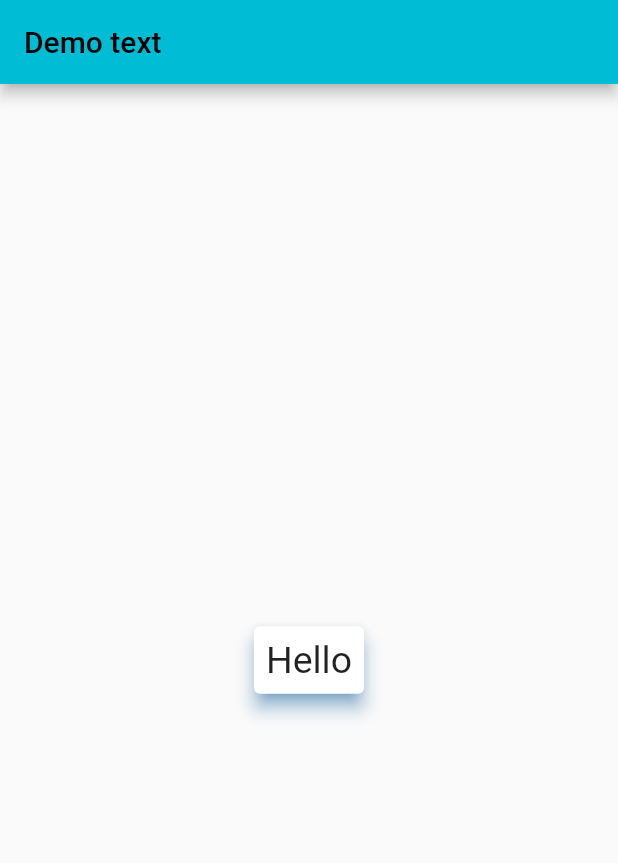
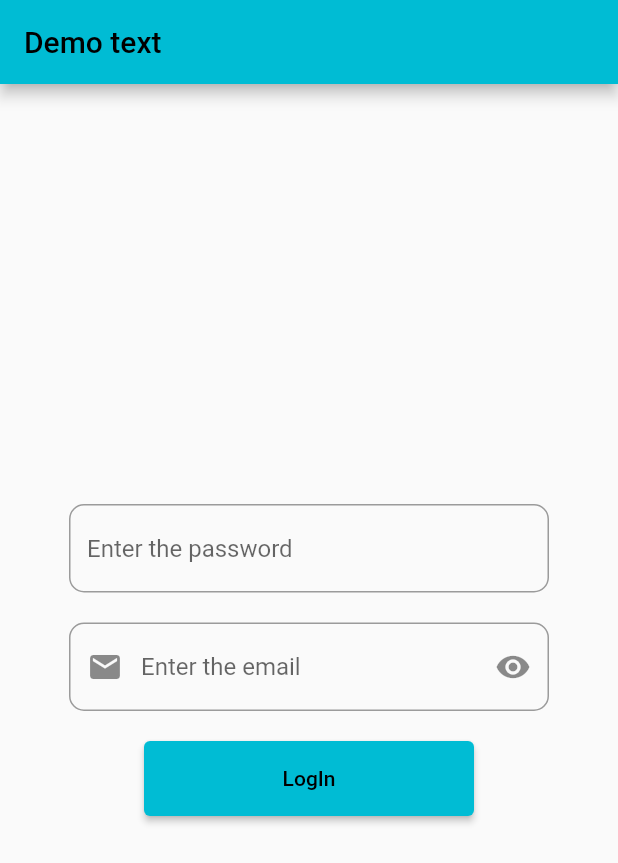
Before and after one commit to gaddarkumar7447/Dart-Demo, a Flutter app: the screen it shows after launch, on a phone screen of 412 x 824 dp. Shown: the top 863 px of the screen. Run offline on Flutter 3.47's test engine with Material 2 defaults, Android fonts, the phone set to English and light mode, and no system bars.

Commit message:
TextField/EditText

```diff
--- a/lib/main.dart
+++ b/lib/main.dart
@@ -26,6 +26,8 @@ class HomeScreen extends StatelessWidget {
 
   @override
   Widget build(BuildContext context) {
+    var email = TextEditingController();
+    var pass = TextEditingController();
     var arrName = [
       'Gaddar',
       'Kumar',
@@ -51,6 +53,57 @@ class HomeScreen extends StatelessWidget {
         title: const Text('Demo text'),
       ),
       body: Center(
+        child: Column(
+          mainAxisAlignment: MainAxisAlignment.center,
+          children: [
+            SizedBox(
+                width: 320,
+                child: TextField(
+                  keyboardType: TextInputType.phone,
+                  obscureText: true,
+                  controller: pass,
+                  decoration: InputDecoration(
+                      hintText: 'Enter the password',
+                      border: OutlineInputBorder(
+                          borderRadius: BorderRadius.all(Radius.circular(10)))),
+                )),
+            Container(
+              height: 20,
+            ),
+            SizedBox(
+              width: 320,
+              child: TextField(
+                keyboardType: TextInputType.emailAddress,
+                controller: email,
+                decoration: InputDecoration(
+                    prefixIcon: Icon(Icons.email),
+                    suffixIcon: IconButton(
+                        onPressed: () {
+                          print('$key');
+                        },
+                        icon: const Icon(Icons.remove_red_eye)),
+                    focusedBorder: const OutlineInputBorder(
+                        borderSide: BorderSide(color: Colors.yellowAccent)),
+                    hintText: 'Enter the email',
+                    border: const OutlineInputBorder(
+                        borderRadius: BorderRadius.all(Radius.circular(10)))),
+              ),
+
+            ),
+            Container(
+              margin: EdgeInsets.only(top: 20),
+              width: 220,
+              height: 50,
+              child: ElevatedButton(onPressed: () {
+                    String s = email.text.toString();
+                    String sr = pass.text.toString();
+                    print('Email : $s | pass : $sr');
+                  }, child: Text('LogIn')),
+            )
+          ],
+        ),
+      ),
+      /*Center(
           child: InkWell(
             onTap: () => {
             print('hello gaddar')
@@ -64,7 +117,7 @@ class HomeScreen extends StatelessWidget {
               ),
             ),
           ),
-        )
+        )*/
     );
 
     /*Column(
@@ -338,7 +391,6 @@ class HomeScreen extends StatelessWidget {
           ),
         ),
       )*/
-
   }
 }
 /*class MyApp extends StatelessWidget {
```
Lines whose indentation alone changed are shown as unchanged.
